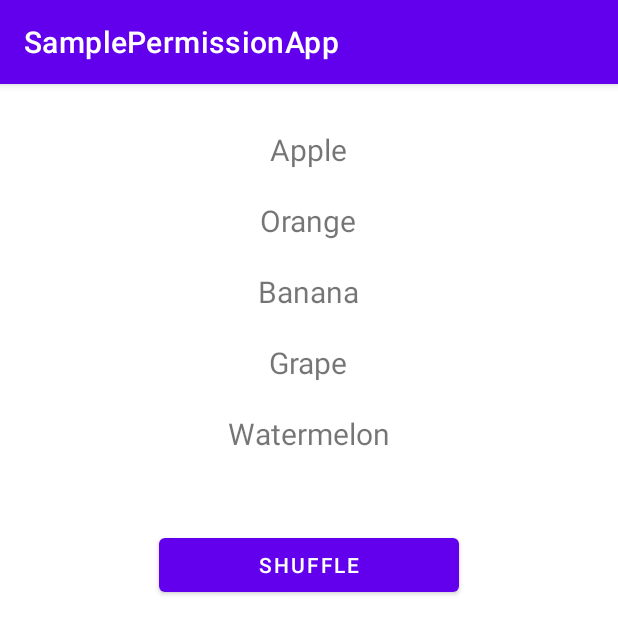
After one commit to parjanya-vyas/SamplePermissionsApp, an Android app: the LiveDataActivity screen opened directly, with no data from a screen before it, on a phone screen of 412 x 824 dp. The commit adds this screen. Shown: the top 634 px of the screen. Run offline under Robolectric (Android 15) with nearby library versions, the phone set to English and light mode, and no system bars.

Commit message:
Adding live data example

```diff
--- a/app/build.gradle
+++ b/app/build.gradle
@@ -39,9 +39,9 @@ android {
 dependencies {
 
     implementation "org.jetbrains.kotlin:kotlin-stdlib:$kotlin_version"
-    implementation 'androidx.core:core-ktx:1.5.0'
+    implementation 'androidx.core:core-ktx:1.6.0'
     implementation 'androidx.appcompat:appcompat:1.3.0'
-    implementation 'com.google.android.material:material:1.3.0'
+    implementation 'com.google.android.material:material:1.4.0'
     implementation 'androidx.constraintlayout:constraintlayout:2.0.4'
     implementation 'androidx.navigation:navigation-fragment-ktx:2.3.5'
     implementation 'androidx.navigation:navigation-ui-ktx:2.3.5'
@@ -49,8 +49,9 @@ dependencies {
     implementation 'com.google.android.gms:play-services-maps:17.0.1'
     implementation 'androidx.camera:camera-camera2:1.0.0'
     implementation 'androidx.camera:camera-lifecycle:1.0.0'
-    implementation 'androidx.camera:camera-view:1.0.0-alpha25'
+    implementation 'androidx.camera:camera-view:1.0.0-alpha26'
+    implementation 'androidx.lifecycle:lifecycle-viewmodel-ktx:2.3.1'
     testImplementation 'junit:junit:4.13.2'
-    androidTestImplementation 'androidx.test.ext:junit:1.1.2'
-    androidTestImplementation 'androidx.test.espresso:espresso-core:3.3.0'
+    androidTestImplementation 'androidx.test.ext:junit:1.1.3'
+    androidTestImplementation 'androidx.test.espresso:espresso-core:3.4.0'
 }
--- a/app/src/main/AndroidManifest.xml
+++ b/app/src/main/AndroidManifest.xml
@@ -15,6 +15,7 @@
         android:roundIcon="@mipmap/ic_launcher_round"
         android:supportsRtl="true"
         android:theme="@style/Theme.SamplePermissionApp">
+        <activity android:name=".LiveDataActivity"></activity>
         <activity android:name=".CameraActivity" />
         <activity android:name=".LocationActivity" />
         <activity android:name=".contacts.ContactsActivity" />
--- /dev/null
+++ b/app/src/main/java/com/parjanya/samplepermissionapp/LiveDataActivity.kt
@@ -0,0 +1,25 @@
+package com.parjanya.samplepermissionapp
+
+import android.os.Bundle
+import androidx.lifecycle.MutableLiveData
+import com.parjanya.samplepermissionapp.base.BaseActivity
+import com.parjanya.samplepermissionapp.databinding.ActivityLiveDataBinding
+
+class LiveDataActivity : BaseActivity<ActivityLiveDataBinding>() {
+
+    override val binding by lazy { ActivityLiveDataBinding.inflate(layoutInflater) }
+
+    private val fruitList = MutableLiveData(listOf("Apple", "Orange", "Banana", "Grape", "Watermelon"))
+
+    override fun onCreate(savedInstanceState: Bundle?) {
+        super.onCreate(savedInstanceState)
+        fruitList.observe(this, { fruitList ->
+            binding.listTv1.text = fruitList[0]
+            binding.listTv2.text = fruitList[1]
+            binding.listTv3.text = fruitList[2]
+            binding.listTv4.text = fruitList[3]
+            binding.listTv5.text = fruitList[4]
+        })
+        binding.shuffleBtn.setOnClickListener { fruitList.value = fruitList.value?.shuffled() }
+    }
+}
--- a/app/src/main/java/com/parjanya/samplepermissionapp/MainActivity.kt
+++ b/app/src/main/java/com/parjanya/samplepermissionapp/MainActivity.kt
@@ -16,5 +16,6 @@ class MainActivity : BaseActivity<ActivityMainBinding>() {
         binding.contactBtn.setOnClickListener { startNewActivity(ContactsActivity::class.java) }
         binding.locationBtn.setOnClickListener { startNewActivity(LocationActivity::class.java) }
         binding.cameraBtn.setOnClickListener { startNewActivity(CameraActivity::class.java) }
+        binding.liveDataBtn.setOnClickListener { startNewActivity(LiveDataActivity::class.java) }
     }
 }
--- /dev/null
+++ b/app/src/main/res/layout/activity_live_data.xml
@@ -0,0 +1,58 @@
+<?xml version="1.0" encoding="utf-8"?>
+<LinearLayout xmlns:android="http://schemas.android.com/apk/res/android"
+    xmlns:tools="http://schemas.android.com/tools"
+    android:layout_width="match_parent"
+    android:layout_height="match_parent"
+    android:orientation="vertical"
+    android:gravity="center_horizontal"
+    android:padding="10dp"
+    tools:context=".LiveDataActivity">
+
+    <TextView
+        android:id="@+id/listTv1"
+        android:layout_width="wrap_content"
+        android:layout_height="wrap_content"
+        android:layout_marginTop="20dp"
+        android:textSize="20sp"
+        tools:text="Item 1" />
+
+    <TextView
+        android:id="@+id/listTv2"
+        android:layout_width="wrap_content"
+        android:layout_height="wrap_content"
+        android:layout_marginTop="20dp"
+        android:textSize="20sp"
+        tools:text="Item 2" />
+
+    <TextView
+        android:id="@+id/listTv3"
+        android:layout_width="wrap_content"
+        android:layout_height="wrap_content"
+        android:layout_marginTop="20dp"
+        android:textSize="20sp"
+        tools:text="Item 3" />
+
+    <TextView
+        android:id="@+id/listTv4"
+        android:layout_width="wrap_content"
+        android:layout_height="wrap_content"
+        android:layout_marginTop="20dp"
+        android:textSize="20sp"
+        tools:text="Item 4" />
+
+    <TextView
+        android:id="@+id/listTv5"
+        android:layout_width="wrap_content"
+        android:layout_height="wrap_content"
+        android:layout_marginTop="20dp"
+        android:textSize="20sp"
+        tools:text="Item 5" />
+
+    <Button
+        android:id="@+id/shuffleBtn"
+        android:layout_width="@dimen/button_width"
+        android:layout_height="wrap_content"
+        android:layout_marginTop="50dp"
+        android:text="Shuffle" />
+
+</LinearLayout>
--- a/app/src/main/res/layout/activity_main.xml
+++ b/app/src/main/res/layout/activity_main.xml
@@ -47,6 +47,12 @@
             android:layout_height="wrap_content"
             android:text="Use Camera" />
 
+        <Button
+            android:id="@+id/liveDataBtn"
+            android:layout_width="@dimen/button_width"
+            android:layout_height="wrap_content"
+            android:text="LiveData Sample" />
+
     </LinearLayout>
 
 </ScrollView>
--- a/build.gradle
+++ b/build.gradle
@@ -1,6 +1,6 @@
 // Top-level build file where you can add configuration options common to all sub-projects/modules.
 buildscript {
-    ext.kotlin_version = "1.5.10"
+    ext.kotlin_version = '1.5.21'
     repositories {
         google()
         mavenCentral()
```
